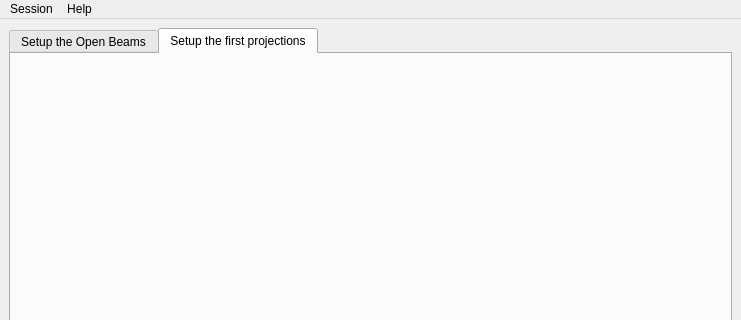
First picture: the form in src/asui/ui/main_application.ui, repository ornlneutronimaging/HyperCTui, before the edit; both pictures show x 0 to 741 and y 0 to 320 of the 741 by 509 pixel window.
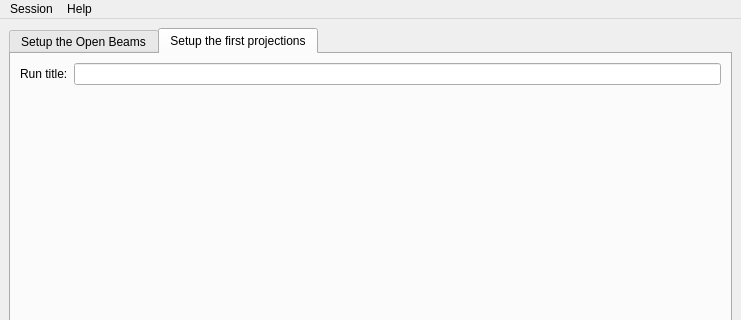
Second picture: the form after the edit. The open tabs and pages were chosen to show the change. Icons and pictures are not drawn.

Diff of the .ui file:
```diff
--- a/src/asui/ui/main_application.ui
+++ b/src/asui/ui/main_application.ui
@@ -244,6 +244,35 @@
        <attribute name="title">
         <string>Setup the first projections</string>
        </attribute>
+       <layout class="QVBoxLayout" name="verticalLayout_3">
+        <item>
+         <layout class="QHBoxLayout" name="horizontalLayout">
+          <item>
+           <widget class="QLabel" name="label">
+            <property name="text">
+             <string>Run title:</string>
+            </property>
+           </widget>
+          </item>
+          <item>
+           <widget class="QLineEdit" name="run_title_lineEdit"/>
+          </item>
+         </layout>
+        </item>
+        <item>
+         <spacer name="verticalSpacer">
+          <property name="orientation">
+           <enum>Qt::Vertical</enum>
+          </property>
+          <property name="sizeHint" stdset="0">
+           <size>
+            <width>20</width>
+            <height>315</height>
+           </size>
+          </property>
+         </spacer>
+        </item>
+       </layout>
       </widget>
      </widget>
     </item>
```
